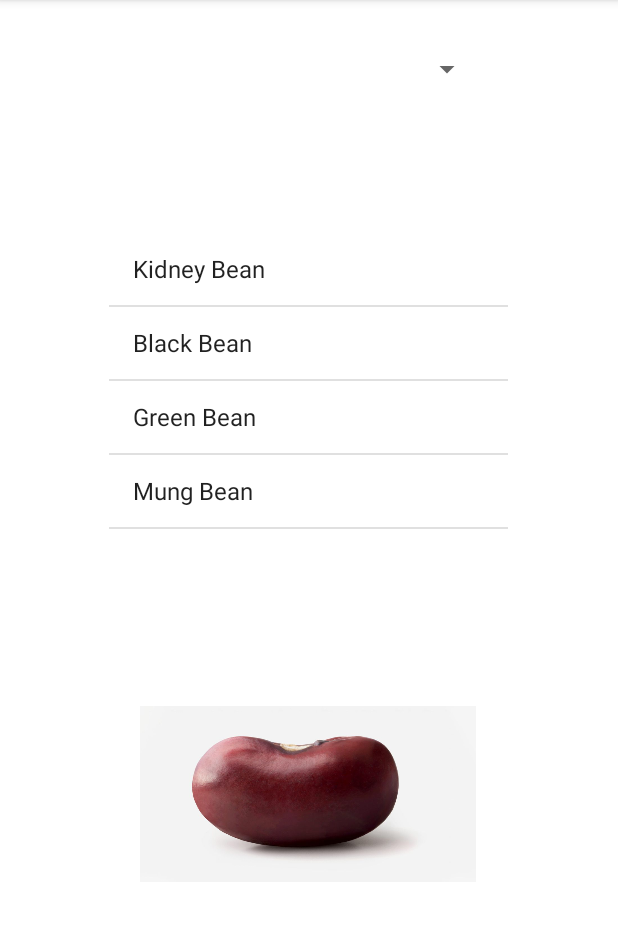
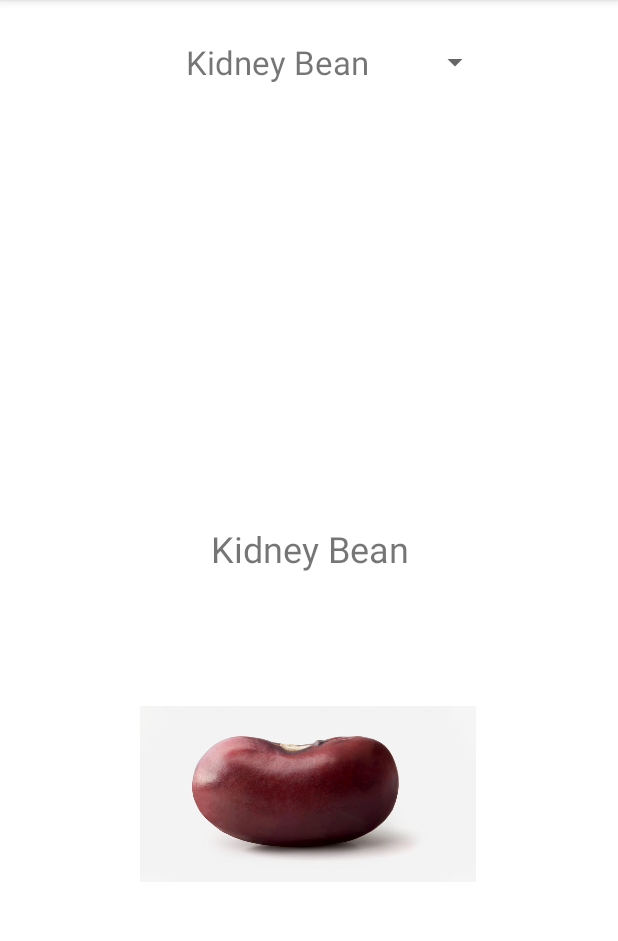
Before and after one commit to tuj55883/Assignment3, an Android app: the screen it shows after launch (ImageActivity), on a phone screen of 412 x 824 dp, the part 84-1025 px from its top. Run offline under Robolectric (Android 15) with nearby library versions, the phone set to English and light mode, and no system bars.

Commit message:
Uses a spinner to display image and shows text above image now

```diff
--- a/app/src/main/java/edu/temple/assignment3/ImageActivity.java
+++ b/app/src/main/java/edu/temple/assignment3/ImageActivity.java
@@ -10,36 +10,55 @@ import android.widget.ArrayAdapter;
 import android.widget.ImageView;
 import android.widget.ListView;
 import android.widget.Spinner;
+import android.widget.TextView;
 
 public class ImageActivity extends AppCompatActivity {
 
-    ListView list_view;
+
     Spinner spinner;
     ImageView image_view;
+    int[] bean_res_id;
+    TextView textView;
 
     @Override
     protected void onCreate(Bundle savedInstanceState) {
         super.onCreate(savedInstanceState);
         setContentView(R.layout.activity_main);
 
-        list_view = findViewById(R.id.list_view);
+
         image_view = findViewById(R.id.image_view);
         spinner = findViewById(R.id.spinner);
+        textView = findViewById(R.id.textView);
 
         String[] bean_array = new String[]{"Kidney Bean", "Black Bean", "Green Bean", "Mung Bean", "Pinto Bean"};
-        int[] bean_res_id = new int[]{R.drawable.bean,R.drawable.black_bean,R.drawable.green_bean,R.drawable.mung_bean,R.drawable.pinto};
+        bean_res_id = new int[]{R.drawable.bean,R.drawable.black_bean,R.drawable.green_bean,R.drawable.mung_bean,R.drawable.pinto};
 
-        ArrayAdapter adapter = new ArrayAdapter(this, android.R.layout.simple_list_item_1, bean_array);
+        //ArrayAdapter adapter = new ArrayAdapter(this, android.R.layout.simple_list_item_1, bean_array);
+        ImageAdapter adapter = new ImageAdapter(this, bean_array);
 
-        list_view.setAdapter(adapter);
 
-        list_view.setOnItemClickListener(new AdapterView.OnItemClickListener() {
+        spinner.setAdapter(adapter);
+
+
+
+        spinner.setOnItemSelectedListener(new AdapterView.OnItemSelectedListener() {
             @Override
-            public void onItemClick(AdapterView<?> parent, View view, int position, long id) {
+            public void onItemSelected(AdapterView<?> parent, View view, int position, long id) {
                 //showPicture(position);
-                image_view.setImageResource(bean_res_id[position]);
+                show_image(position);
+                textView.setText(parent.getItemAtPosition(position).toString());
+            }
+
+            @Override
+            public void onNothingSelected(AdapterView<?> parent) {
+
             }
         });
 
+
+        }
+    private void show_image(int position) {
+        image_view.setImageResource(bean_res_id[position]);
     }
+
 }
--- /dev/null
+++ b/app/src/main/java/edu/temple/assignment3/ImageAdapter.java
@@ -0,0 +1,45 @@
+package edu.temple.assignment3;
+
+import android.content.Context;
+import android.view.View;
+import android.view.ViewGroup;
+import android.widget.BaseAdapter;
+import android.widget.TextView;
+
+import java.util.ArrayList;
+
+public class ImageAdapter extends BaseAdapter {
+
+    Context context;
+    String[] items;
+
+    public ImageAdapter(Context context, String[] items){
+        this.context = context;
+        this.items = items;
+    }
+
+    @Override
+    public int getCount() {
+        return items.length;
+    }
+
+    @Override
+    public Object getItem(int position) {
+        return items[position];
+    }
+
+    @Override
+    public long getItemId(int position) {
+        return 0;
+    }
+
+    @Override
+    public View getView(int position, View convertView, ViewGroup parent) {
+        TextView textView =  new TextView(context);
+        textView.setText(items[position]);
+        textView.setTextSize(22);
+        textView.setTextAlignment(View.TEXT_ALIGNMENT_CENTER);
+        textView.setPadding(10,8,0,8);
+        return textView;
+    }
+}
--- a/app/src/main/res/layout/activity_main.xml
+++ b/app/src/main/res/layout/activity_main.xml
@@ -18,24 +18,27 @@
         app:layout_constraintTop_toTopOf="parent"
         app:layout_constraintVertical_bias="0.747" />
 
-    <ListView
-        android:id="@+id/list_view"
-        android:layout_width="266dp"
-        android:layout_height="209dp"
+    <Spinner
+        android:id="@+id/spinner"
+        android:layout_width="244dp"
+        android:layout_height="83dp"
+        android:textAlignment="center"
+        app:layout_constraintEnd_toEndOf="parent"
+        app:layout_constraintHorizontal_bias="0.497"
+        app:layout_constraintStart_toStartOf="parent"
+        app:layout_constraintTop_toTopOf="parent" />
+
+    <TextView
+        android:id="@+id/textView"
+        android:layout_width="273dp"
+        android:layout_height="37dp"
+        android:text="TextView"
+        android:textAlignment="center"
+        android:textSize="24sp"
         app:layout_constraintBottom_toTopOf="@+id/image_view"
         app:layout_constraintEnd_toEndOf="parent"
-        app:layout_constraintHorizontal_bias="0.496"
+        app:layout_constraintHorizontal_bias="0.498"
         app:layout_constraintStart_toStartOf="parent"
-        app:layout_constraintTop_toTopOf="parent"
-        app:layout_constraintVertical_bias="0.674" />
-
-    <Spinner
-        android:id="@+id/spinner"
-        android:layout_width="231dp"
-        android:layout_height="34dp"
-        app:layout_constraintBottom_toTopOf="@+id/list_view"
-        app:layout_constraintEnd_toEndOf="parent"
-        app:layout_constraintStart_toStartOf="parent"
-        app:layout_constraintTop_toTopOf="parent"
-        app:layout_constraintVertical_bias="0.242" />
+        app:layout_constraintTop_toBottomOf="@+id/spinner"
+        app:layout_constraintVertical_bias="0.835" />
 </androidx.constraintlayout.widget.ConstraintLayout>
```
